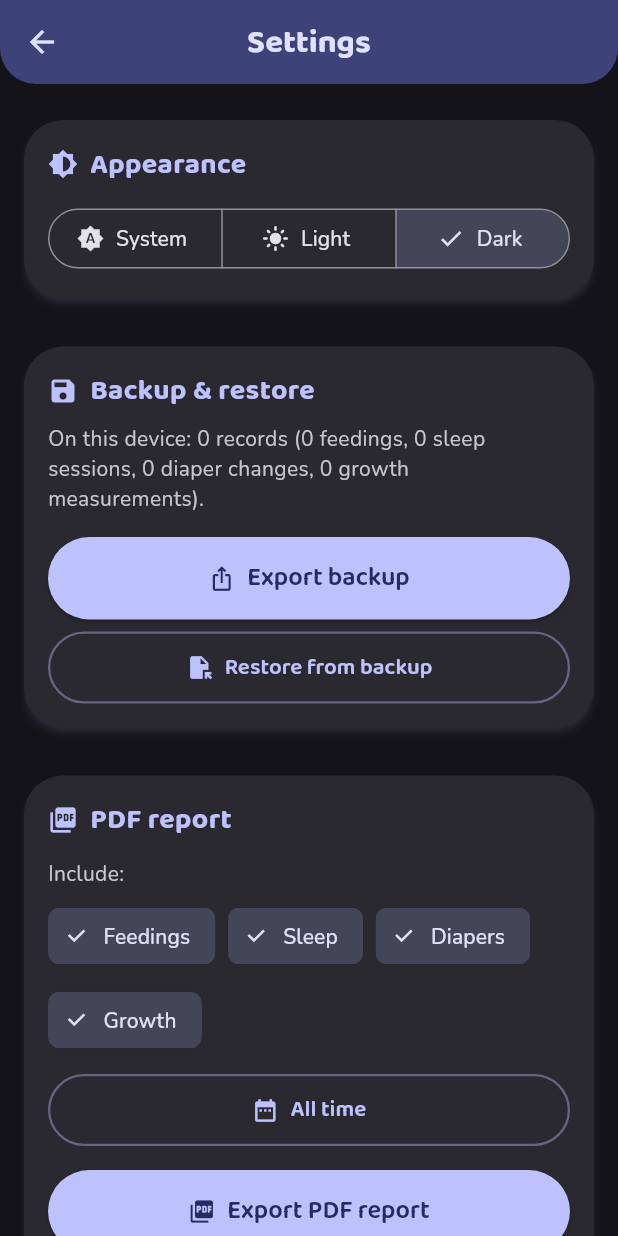
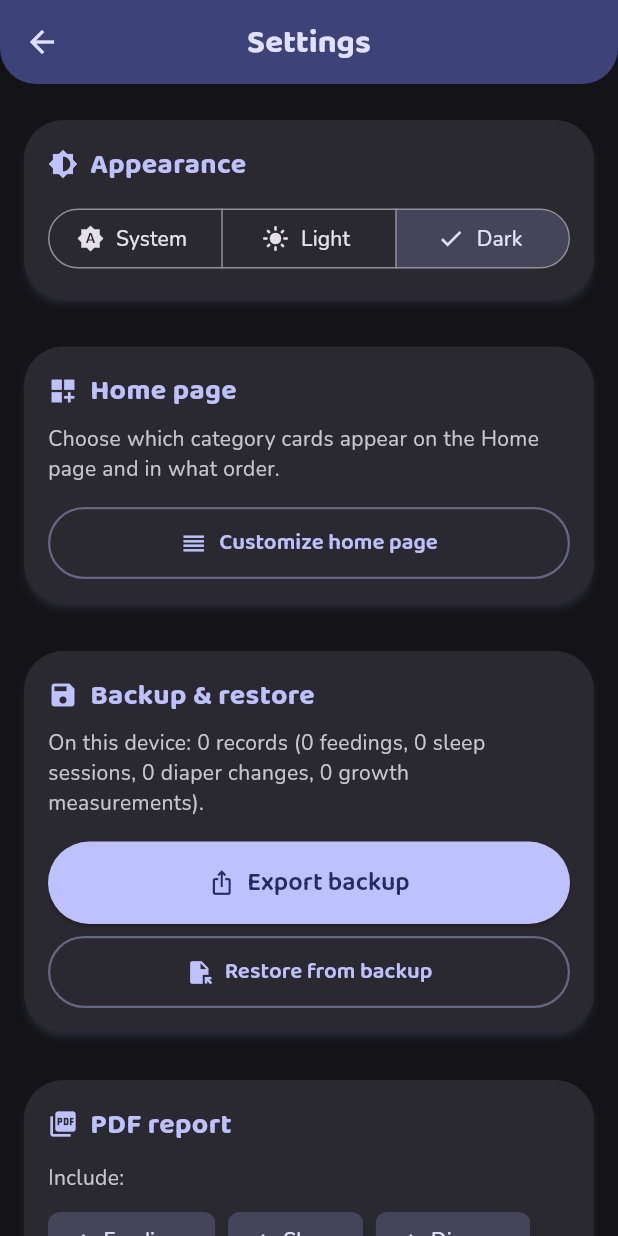
Before and after one commit to rollins31/sukoyaka, a Flutter app: the SettingsScreen screen opened directly with empty values, after a tap on "Light", after a tap on "Dark", on a phone screen of 412 x 824 dp. Run offline on Flutter 3.47's test engine with Material 3 defaults, Android fonts, the phone set to English and light mode, and no system bars; our stand-ins replace file_picker, fl_chart, flutter_local_notifications, google_fonts, pdf, share_plus and 2 more; missing offline and left inert: dart:js_interop, home_widget; accounts and stored records are empty.

Commit message:
Let users reorder and hide the Home page cards
Adds a "Home page layout" screen (Settings > Home page, or the new
"Customize home page" link at the bottom of Home) listing the four
category cards with drag handles and show/hide switches, plus a
"Reset to default" button. Changes apply to Home immediately.

The layout lives in a global ValueNotifier persisted to
SharedPreferences, mirroring themeModeNotifier. Loading drops unknown
card names and appends any cards missing from the saved order, so a
category added later still appears for users who already customized.
Hiding a card only affects Home -- its tab, reminders, and history
keep working -- and if every card is hidden, Home says so instead of
going blank. The layout is not part of backups, matching the theme.

The feeding card moved into its own _buildFeedingSummaryCard() so all
four cards can be built from the saved order; it renders unchanged.

Co-Authored-By: Claude Opus 5.5 <noreply@anthropic.com>

```diff
--- /dev/null
+++ b/lib/home_layout.dart
@@ -0,0 +1,84 @@
+import 'package:flutter/foundation.dart';
+import 'package:flutter/material.dart';
+import 'package:shared_preferences/shared_preferences.dart';
+
+const _cardOrderKey = 'home_card_order';
+const _hiddenCardsKey = 'home_hidden_cards';
+
+/// The category cards shown on the Home page. Declaration order is the
+/// default layout.
+enum HomeCard {
+  feeding('Feeding', Icons.local_drink),
+  sleep('Sleep', Icons.bedtime),
+  diaper('Diaper change', Icons.baby_changing_station),
+  growth('Growth', Icons.monitor_weight);
+
+  const HomeCard(this.label, this.icon);
+
+  final String label;
+  final IconData icon;
+}
+
+/// The user's chosen order of Home cards and which of them are hidden.
+/// Hiding a card only affects the Home page — its tab, reminders, and data
+/// are untouched.
+class HomeLayout {
+  const HomeLayout({required this.order, required this.hidden});
+
+  static const defaultLayout = HomeLayout(order: HomeCard.values, hidden: {});
+
+  final List<HomeCard> order;
+  final Set<HomeCard> hidden;
+
+  List<HomeCard> get visibleCards => order.where((card) => !hidden.contains(card)).toList();
+
+  bool get isDefault => this == defaultLayout;
+
+  HomeLayout copyWith({List<HomeCard>? order, Set<HomeCard>? hidden}) {
+    return HomeLayout(order: order ?? this.order, hidden: hidden ?? this.hidden);
+  }
+
+  @override
+  bool operator ==(Object other) =>
+      other is HomeLayout &&
+      listEquals(other.order, order) &&
+      setEquals(other.hidden, hidden);
+
+  @override
+  int get hashCode => Object.hash(Object.hashAll(order), Object.hashAllUnordered(hidden));
+}
+
+/// Global for the same reason as `themeModeNotifier`: the layout screen is
+/// pushed several routes away from the Home page, which rebuilds as soon as
+/// this changes.
+final ValueNotifier<HomeLayout> homeLayoutNotifier = ValueNotifier(HomeLayout.defaultLayout);
+
+HomeCard? _cardByName(String name) {
+  for (final card in HomeCard.values) {
+    if (card.name == name) return card;
+  }
+  return null;
+}
+
+Future<void> loadHomeLayout() async {
+  final prefs = await SharedPreferences.getInstance();
+  final storedOrder = prefs.getStringList(_cardOrderKey) ?? const [];
+  final storedHidden = prefs.getStringList(_hiddenCardsKey) ?? const [];
+
+  // Drop names that no longer exist, and append any cards added since the
+  // order was saved so new categories still show up for existing users.
+  final order = {for (final name in storedOrder) ?_cardByName(name)}.toList();
+  for (final card in HomeCard.values) {
+    if (!order.contains(card)) order.add(card);
+  }
+  final hidden = {for (final name in storedHidden) ?_cardByName(name)};
+
+  homeLayoutNotifier.value = HomeLayout(order: order, hidden: hidden);
+}
+
+Future<void> setHomeLayout(HomeLayout layout) async {
+  homeLayoutNotifier.value = layout;
+  final prefs = await SharedPreferences.getInstance();
+  await prefs.setStringList(_cardOrderKey, [for (final card in layout.order) card.name]);
+  await prefs.setStringList(_hiddenCardsKey, [for (final card in layout.hidden) card.name]);
+}
--- a/lib/main.dart
+++ b/lib/main.dart
@@ -17,6 +17,8 @@ import 'feeding_filters.dart';
 import 'growth_entry.dart';
 import 'growth_entry_form.dart';
 import 'growth_screen.dart';
+import 'home_layout.dart';
+import 'home_layout_screen.dart';
 import 'home_widget_sync.dart';
 import 'notification_service.dart';
 import 'pdf_export.dart';
@@ -63,6 +65,7 @@ void main() async {
     debugPrint('NotificationService.initialize() error: $e');
   }
   await _loadThemeMode();
+  await loadHomeLayout();
   runApp(const MainApp());
 }
 
@@ -450,6 +453,12 @@ class _FeedingHomeState extends State<FeedingHome> with WidgetsBindingObserver {
       _growthEntries.sort((a, b) => a.time.compareTo(b.time));
     });
     await _saveGrowthEntries();
+  }
+
+  Future<void> _openHomeLayout() async {
+    await Navigator.of(context).push(
+      MaterialPageRoute(builder: (context) => const HomeLayoutScreen()),
+    );
   }
 
   Future<void> _openGrowthScreen() async {
@@ -1039,16 +1048,60 @@ class _FeedingHomeState extends State<FeedingHome> with WidgetsBindingObserver {
   }
 
   Widget _buildHomePage() {
-    final lastEntry = _entries.isEmpty ? null : _entries.last;
-    final lastFeed = lastEntry?.time;
-    final nextReminder = lastFeed?.add(_reminderInterval);
-
+    return ValueListenableBuilder<HomeLayout>(
+      valueListenable: homeLayoutNotifier,
+      builder: (context, layout, _) {
+        final cards = layout.visibleCards;
         return SingleChildScrollView(
           padding: const EdgeInsets.all(16),
           child: Column(
             crossAxisAlignment: CrossAxisAlignment.stretch,
             children: [
-          Card(
+              for (final card in cards) ...[
+                _buildHomeCard(card),
+                const SizedBox(height: 16),
+              ],
+              if (cards.isEmpty) ...[
+                Text(
+                  'All Home cards are hidden.',
+                  textAlign: TextAlign.center,
+                  style: Theme.of(context).textTheme.bodyLarge,
+                ),
+                const SizedBox(height: 16),
+              ],
+              Text(
+                'Peek at the Feedings, Sleep, or Diapers tabs to review, edit, or delete past records.',
+                textAlign: TextAlign.center,
+                style: TextStyle(color: Theme.of(context).colorScheme.onSurfaceVariant),
+              ),
+              const SizedBox(height: 8),
+              Center(
+                child: TextButton.icon(
+                  onPressed: _openHomeLayout,
+                  icon: const Icon(Icons.dashboard_customize),
+                  label: const Text('Customize home page'),
+                ),
+              ),
+            ],
+          ),
+        );
+      },
+    );
+  }
+
+  Widget _buildHomeCard(HomeCard card) => switch (card) {
+        HomeCard.feeding => _buildFeedingSummaryCard(),
+        HomeCard.sleep => _buildSleepCard(),
+        HomeCard.diaper => _buildDiaperCard(),
+        HomeCard.growth => _buildGrowthCard(),
+      };
+
+  Widget _buildFeedingSummaryCard() {
+    final lastEntry = _entries.isEmpty ? null : _entries.last;
+    final lastFeed = lastEntry?.time;
+    final nextReminder = lastFeed?.add(_reminderInterval);
+
+    return Card(
       child: Padding(
         padding: const EdgeInsets.all(16),
         child: Column(
@@ -1122,21 +1175,6 @@ class _FeedingHomeState extends State<FeedingHome> with WidgetsBindingObserver {
             ),
           ],
         ),
-            ),
-          ),
-          const SizedBox(height: 16),
-          _buildSleepCard(),
-          const SizedBox(height: 16),
-          _buildDiaperCard(),
-          const SizedBox(height: 16),
-          _buildGrowthCard(),
-          const SizedBox(height: 16),
-          Text(
-            'Peek at the Feedings, Sleep, or Diapers tabs to review, edit, or delete past records.',
-            textAlign: TextAlign.center,
-            style: TextStyle(color: Theme.of(context).colorScheme.onSurfaceVariant),
-          ),
-        ],
       ),
     );
   }
--- a/lib/settings_screen.dart
+++ b/lib/settings_screen.dart
@@ -7,6 +7,7 @@ import 'backup_service.dart';
 import 'diaper_entry.dart';
 import 'feeding_entry.dart';
 import 'growth_entry.dart';
+import 'home_layout_screen.dart';
 import 'main.dart' show themeModeNotifier, setThemeMode;
 import 'pdf_export.dart';
 import 'privacy_policy_screen.dart';
@@ -247,6 +248,44 @@ class _SettingsScreenState extends State<SettingsScreen> {
                 children: [
                   Row(
                     children: [
+                      Icon(Icons.dashboard_customize, size: 20, color: Theme.of(context).colorScheme.primary),
+                      const SizedBox(width: 8),
+                      Text(
+                        'Home page',
+                        style: GoogleFonts.baloo2(
+                          fontSize: 19,
+                          fontWeight: FontWeight.w700,
+                          color: Theme.of(context).colorScheme.primary,
+                        ),
+                      ),
+                    ],
+                  ),
+                  const SizedBox(height: 8),
+                  Text(
+                    'Choose which category cards appear on the Home page and in what order.',
+                    style: TextStyle(color: Theme.of(context).colorScheme.onSurfaceVariant),
+                  ),
+                  const SizedBox(height: 16),
+                  OutlinedButton.icon(
+                    onPressed: () => Navigator.of(context).push(
+                      MaterialPageRoute(builder: (context) => const HomeLayoutScreen()),
+                    ),
+                    icon: const Icon(Icons.reorder),
+                    label: const Text('Customize home page'),
+                  ),
+                ],
+              ),
+            ),
+          ),
+          const SizedBox(height: 16),
+          Card(
+            child: Padding(
+              padding: const EdgeInsets.all(16),
+              child: Column(
+                crossAxisAlignment: CrossAxisAlignment.stretch,
+                children: [
+                  Row(
+                    children: [
                       Icon(Icons.save, size: 20, color: Theme.of(context).colorScheme.primary),
                       const SizedBox(width: 8),
                       Text(
```
Also changed, not shown: lib/home_layout_screen.dart (added, +101 -0 lines), 1 other file. Lines whose indentation alone changed are shown as unchanged.
